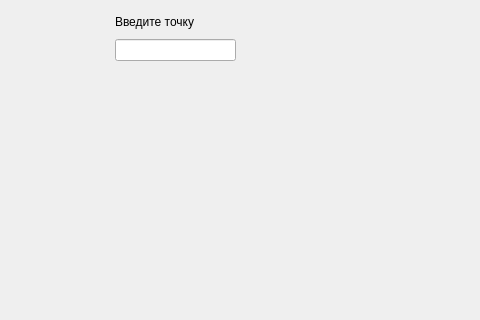
Above: mainwindow.ui from Rokli/numerical-differentiation- before the change; both pictures show x 325 to 805 and y 0 to 320 of the 1100 by 630 pixel window. Below: the same form after it.
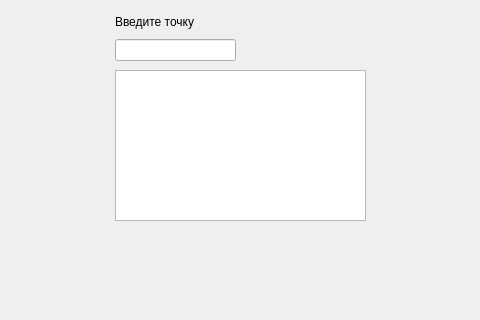
That is the form after the change. Custom widgets are drawn as their Qt base class.

Commit message: point to point output is ready

What changed in the file:
```diff
--- a/mainwindow.ui
+++ b/mainwindow.ui
@@ -24,6 +24,16 @@
      </rect>
     </property>
    </widget>
+   <widget class="QTextEdit" name="textEdit">
+    <property name="geometry">
+     <rect>
+      <x>440</x>
+      <y>70</y>
+      <width>251</width>
+      <height>151</height>
+     </rect>
+    </property>
+   </widget>
    <widget class="QWidget" name="">
     <property name="geometry">
      <rect>
```
The commit also changes 2 other files.
